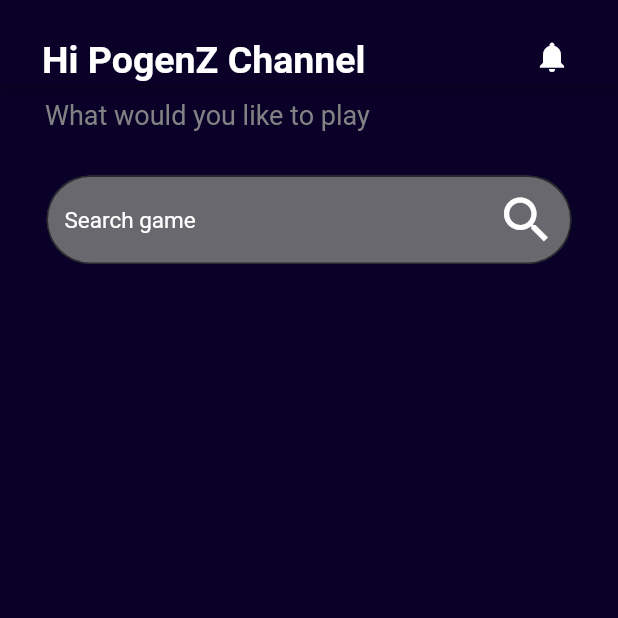
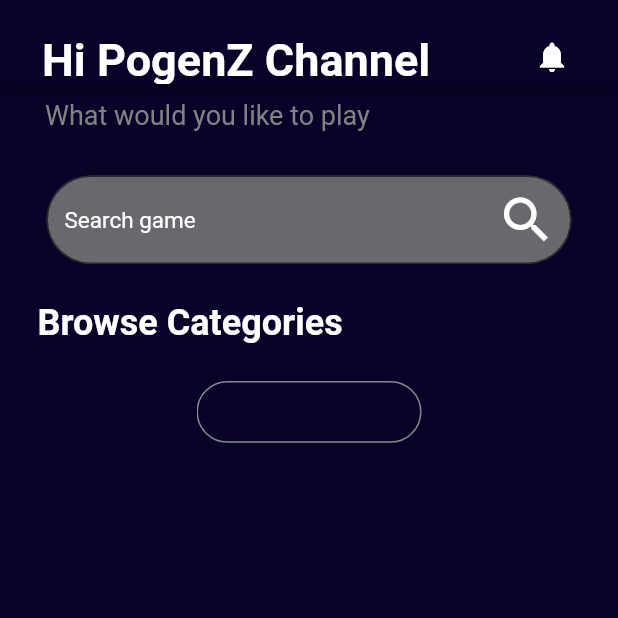
Before and after one commit to pogenz45/project_test, a Flutter app: the MyChannel screen opened directly, on a phone screen of 412 x 824 dp, the top half of it. Run offline on Flutter 3.47's test engine with Material 2 defaults, Android fonts, the phone set to English and light mode, and no system bars; network calls fail; Roboto replaces fonts that are missing (SFD).

Commit message:
channel_page 2

```diff
--- a/lib/pages/channel_page.dart
+++ b/lib/pages/channel_page.dart
@@ -23,7 +23,7 @@ class _MyChannelState extends State<MyChannel> {
           child: Text(
             'Hi PogenZ Channel',
             style: AppStyles.h3.copyWith(
-                fontSize: 25, color: Colors.white, fontWeight: FontWeight.bold),
+                fontSize: 30, color: Colors.white, fontWeight: FontWeight.bold),
           ),
         ),
         actions: [
@@ -82,6 +82,39 @@ class _MyChannelState extends State<MyChannel> {
               ),
             ),
           ),
+          Padding(
+            padding: const EdgeInsets.all(25.0),
+            child: Container(
+              alignment: Alignment.centerLeft,
+              child: Text(
+                'Browse Categories',
+                style: AppStyles.h3.copyWith(
+                    fontSize: 24,
+                    fontWeight: FontWeight.w700,
+                    color: Colors.white),
+              ),
+            ),
+          ),
+          SizedBox(
+            width: 150,
+            child: Container(
+                alignment: Alignment.centerLeft,
+                height: size.height * 1 / 20,
+                child: PageView.builder(
+                  itemCount: 5,
+                  itemBuilder: (context, index) {
+                    return Container(
+                      padding: const EdgeInsets.all(8.0),
+                      decoration: BoxDecoration(
+                        color: AppColors.primaryColor,
+                        borderRadius: BorderRadius.circular(40.0),
+                        border: Border.all(
+                            color: Color.fromARGB(255, 135, 136, 139)),
+                      ),
+                    );
+                  },
+                )),
+          )
         ],
       ),
     );
```
